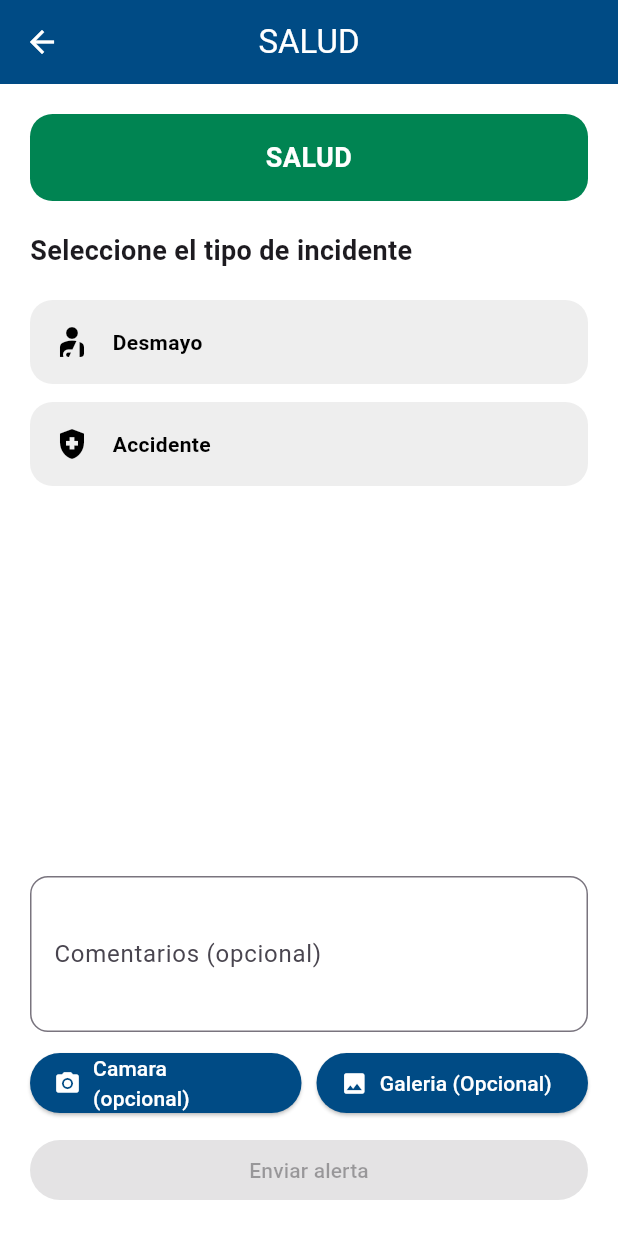
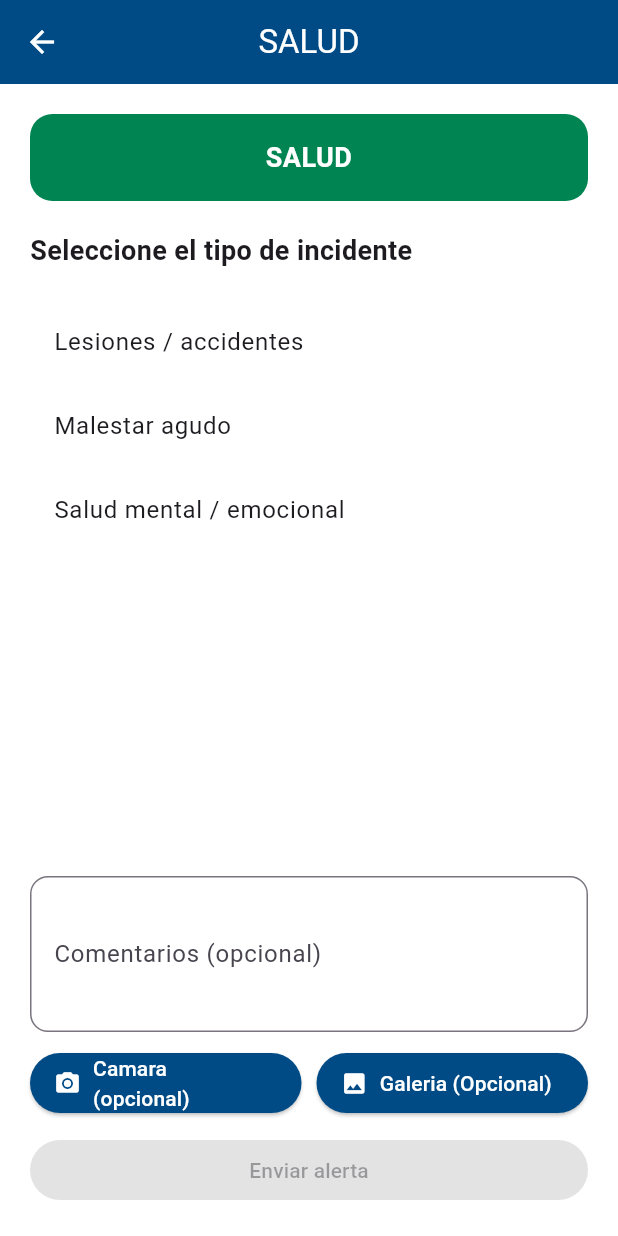
Before and after one commit to gman522/orion_front, a Flutter app: the HomeScreen screen opened by its route, after a tap on "SALUD", on a phone screen of 412 x 824 dp. Run offline on Flutter 3.47's test engine with Material 3 defaults, Android fonts, the light colour scheme and no system bars; our stand-ins replace dio, flutter_riverpod, go_router, image_picker.

Commit message:
aplicacion editada para presentacion mvp

```diff
--- a/lib/config/api_config.dart
+++ b/lib/config/api_config.dart
@@ -1,10 +1,8 @@
 class ApiConfig{
-    static const String baseUrl = 'http://localhost:3000';
+    static const String baseUrl =
+        'https://lecturer-affront-cupping.ngrok-free.dev/api/v1';
 
-    static const String categoriasEndpoint = '/categorias';
-    static const String subcategoriasEndpoint = '/subcategorias';
-    static const String incidentesEndpoint = '/incidentes';
+    static const String categoriasEndpoint = '/category';
+    static const String incidentesEndpoint = '/incident';
     static const String uploadUrlEndpoint = "/uploads/presigned";
 }
-
-//no hay back, asique no hay mucho aqui
--- /dev/null
+++ b/lib/data/mock_subcategorias.dart
@@ -0,0 +1,73 @@
+import '../models/subcategoria.dart';
+
+class MockSubcategorias{
+    static List<Subcategoria> porCategoria(int categoriaId){
+        switch (categoriaId){
+            case 1:
+                return[
+                    Subcategoria(
+                        id: 1,
+                        nombre: "Lesiones / accidentes",
+                        categoriaId: categoriaId,
+                    ),
+                    Subcategoria(
+                        id: 2,
+                        nombre: "Malestar agudo",
+                        categoriaId: categoriaId,
+                    ),
+                    Subcategoria(
+                        id: 3,
+                        nombre: "Salud mental / emocional",
+                        categoriaId: categoriaId,
+                    ),
+                ];
+
+            case 2:
+                return[
+                    Subcategoria(
+                        id: 4,
+                        nombre: "Riesgo estructural",
+                        categoriaId: categoriaId,
+                    ),
+                    Subcategoria(
+                        id: 5,
+                        nombre: "Servicios básicos",
+                        categoriaId: categoriaId,
+                    ),
+                    Subcategoria(
+                        id: 6,
+                        nombre: "Evacuación / desastre natural",
+                        categoriaId: categoriaId,
+                    ),
+                ];
+
+            case 3:
+                return[
+                    Subcategoria(
+                        id: 7,
+                        nombre: "Violencia interpersonal",
+                        categoriaId: categoriaId,
+                    ),
+                    Subcategoria(
+                        id: 8,
+                        nombre: "Delitos / conductas ilícitas",
+                        categoriaId: categoriaId,
+                    ),
+                    Subcategoria(
+                        id: 9,
+                        nombre: "Amenazas críticas",
+                        categoriaId: categoriaId,
+                    ),
+                ];
+
+            default:
+                return[
+                    Subcategoria(
+                        id: 999,
+                        nombre: "Sin categoría disponible",
+                        categoriaId: categoriaId,
+                    ),
+                ];
+        }
+    }
+}
--- a/lib/data/subcategorias_data.dart
+++ b/lib/data/subcategorias_data.dart
@@ -1,28 +1,19 @@
-import 'package:flutter/material.dart';
-
 class Subcategoria{
+    final int id;
     final String nombre;
-    final IconData icono;
+    final int categoriaId;
 
     const Subcategoria({
+        required this.id,
         required this.nombre,
-        required this.icono,
+        required this.categoriaId,
     });
+
+    factory Subcategoria.fromJson(Map<String, dynamic> json){
+        return Subcategoria(
+            id: json['id'],
+            nombre: json['nombre'],
+            categoriaId: json['categoriaId'],
+        );
+    }
 }
-
-class SubcategoriaData{
-    static const Map<String, List<Subcategoria>> data={
-        "SALUD":[
-            Subcategoria(nombre: "Desmayo", icono: Icons.personal_injury),
-            Subcategoria(nombre: "Accidente", icono: Icons.health_and_safety),
-        ],
-        "INFRAESTRUCTURA":[
-            Subcategoria(nombre: "Caida de estructura", icono: Icons.build),
-            Subcategoria(nombre: "Falla electrica", icono: Icons.electrical_services),
-        ],
-        "SEGURIDAD":[
-            Subcategoria(nombre: "Robo", icono: Icons.security),
-            Subcategoria(nombre: "Emergencia violenta", icono: Icons.warning),
-        ],
-    };
-}
--- a/lib/models/categoria.dart
+++ b/lib/models/categoria.dart
@@ -1,5 +1,5 @@
 class Categoria{
-    final String id;
+    final int id;
     final String nombre;
 
     Categoria({
--- a/lib/models/incidente_request.dart
+++ b/lib/models/incidente_request.dart
@@ -1,22 +1,22 @@
 class IncidenteRequest{
-    final String categoria;
-    final String subcategoria;
-    final String comentario;
-    final String? imagen;
+    final int subcategoriaId;
+    final String? descripcion;
+    final String estado;
+    final String prioridad;
 
     IncidenteRequest({
-        required this.categoria,
-        required this.subcategoria,
-        required this.comentario,
-        this.imagen,
+        required this.subcategoriaId,
+        this.descripcion,
+        this.estado = "pendiente",
+        this.prioridad = "alta",
     });
 
     Map<String, dynamic> toJson(){
         return{
-            "categoria": categoria,
-            "subcategoria": subcategoria,
-            "comentario": comentario,
-            "imagen": imagen,
+            "subcategoriaId": subcategoriaId,
+            "descripcion": descripcion,
+            "estado": estado,
+            "prioridad": prioridad,
         };
     }
 }
--- /dev/null
+++ b/lib/models/subcategoria.dart
@@ -0,0 +1,27 @@
+class Subcategoria{
+    final int id;
+    final String nombre;
+    final int categoriaId;
+
+    Subcategoria({
+        required this.id,
+        required this.nombre,
+        required this.categoriaId,
+    });
+
+    factory Subcategoria.fromJson(Map<String, dynamic>json){
+        return Subcategoria(
+            id: json["id"],
+            nombre: json["nombre"],
+            categoriaId: json["categoriaId"],
+        );
+    }
+
+    Map<String, dynamic> toJson(){
+        return{
+            "id":id,
+            "nombre": nombre,
+            "categoriaId":categoriaId,
+        };
+    }
+}
--- a/lib/router/app_router.dart
+++ b/lib/router/app_router.dart
@@ -18,12 +18,12 @@ final GoRouter appRouter = GoRouter(
     ),
 
     GoRoute(
-        path: '/subcategoria/:categoria',
+        path: '/subcategoria/:id',
         builder: (context, state){
-            final categoria = state.pathParameters['categoria']!;
+            final id = int.parse(state.pathParameters['id']!);
 
             return SubcategoriaScreen(
-                categoria: categoria,
+                categoriaId: id,
             );
         },
     ),
--- a/lib/screens/home_screen.dart
+++ b/lib/screens/home_screen.dart
@@ -78,7 +78,7 @@ class HomeScreen extends StatelessWidget {
               color: AppColors.verde,
               icono: Icons.favorite,
               onTap:(){
-                context.go('/subcategoria/SALUD');
+                context.go('/subcategoria/1');
               },
             ),
 
@@ -89,7 +89,7 @@ class HomeScreen extends StatelessWidget {
               color: AppColors.amarillo,
               icono: Icons.build,
               onTap:(){
-                context.go('/subcategoria/INFRAESTRUCTURA');
+                context.go('/subcategoria/2');
               },
             ),
 
@@ -100,7 +100,7 @@ class HomeScreen extends StatelessWidget {
               color: AppColors.rojo,
               icono: Icons.build,
               onTap:(){
-                context.go('/subcategoria/SEGURIDAD');
+                context.go('/subcategoria/3');
               },
             ),
           ],
--- a/lib/screens/subcategoria_screen.dart
+++ b/lib/screens/subcategoria_screen.dart
@@ -2,21 +2,21 @@ import '../repositories/categoria_repository.dart';
 import 'package:image_picker/image_picker.dart';
 import '../models/incidente_request.dart';
 import 'package:go_router/go_router.dart';
-import '../data/subcategorias_data.dart';
 import 'package:flutter/material.dart';
 import '../constants/app_strings.dart';
 import '../services/api_service.dart';
+import '../models/subcategoria.dart';
 import '../theme/app_colors.dart';
 import 'dart:io';
 
 
 
 class SubcategoriaScreen extends StatefulWidget {
-    final String categoria;
+    final int categoriaId;
 
     const SubcategoriaScreen({
         super.key,
-        required this.categoria,
+        required this.categoriaId,
     });
 
     @override
@@ -24,10 +24,13 @@ class SubcategoriaScreen extends StatefulWidget {
 }
 
 class _SubcategoriaScreenState extends State<SubcategoriaScreen>{
+    bool isLoading = false;
     final TextEditingController comentarioController = TextEditingController();
     final repo = CategoriaRepository(ApiService());
     final ImagePicker picker = ImagePicker();
-    String? seleccionada;
+    late Future<List<Subcategoria>> futureSubcategorias;
+    int? seleccionada;
+    Subcategoria? subcategoriaSeleccionada;
     String? imagenPath;
     File? imagenSeleccionada;
 
@@ -61,8 +64,15 @@ class _SubcategoriaScreenState extends State<SubcategoriaScreen>{
         }
     }
 
-    Color getColorCategoria(String categoria){
-        switch(categoria){
+    @override
+    void initState(){
+        super.initState();
+        futureSubcategorias =
+            repo.obtenerSubcategorias(widget.categoriaId);
+    }
+
+    Color getColorCategoria(String categoria) {
+        switch (categoria) {
             case "SALUD":
             return AppColors.verde;
 
@@ -77,10 +87,21 @@ class _SubcategoriaScreenState extends State<SubcategoriaScreen>{
         }
     }
 
+    String get nombreCategoria{
+        switch (widget.categoriaId){
+            case 1:
+                return "SALUD";
+            case 2:
+                return "INFRAESTRUCTURA";
+            case 3:
+                return "SEGURIDAD";
+            default:
+                return "CATEGORIA";
+        }
+    }
+
     @override
     Widget build(BuildContext context){
-        final lista = SubcategoriaData.data[widget.categoria] ?? [];
-
         return Scaffold(
             backgroundColor: Colors.white,
 
@@ -94,7 +115,7 @@ class _SubcategoriaScreenState extends State<SubcategoriaScreen>{
                         context.go('/home');
                     },
                 ),
-                title: Text(widget.categoria),
+                title: Text(nombreCategoria),
             ),
 
             body: Padding(
@@ -108,11 +129,11 @@ class _SubcategoriaScreenState extends State<SubcategoriaScreen>{
                             padding: const EdgeInsets.all(16),
                             margin: const EdgeInsets.only(bottom: 20),
                             decoration: BoxDecoration(
-                                color: getColorCategoria(widget.categoria),
+                                color: getColorCategoria(nombreCategoria.toUpperCase()),
                                 borderRadius: BorderRadius.circular(15),
                             ),
                             child: Text(
-                                widget.categoria,
+                                nombreCategoria,
                                 textAlign: TextAlign.center,
                                 style: const TextStyle(
                                     color: Colors.white,
@@ -133,51 +154,40 @@ class _SubcategoriaScreenState extends State<SubcategoriaScreen>{
                         const SizedBox(height: 20),
 
                         Expanded(
-                            child: ListView.builder(
+                            child: FutureBuilder<List<Subcategoria>>(
+                                future: futureSubcategorias,
+                                builder: (context, snapshot){
+
+                                    if(snapshot.connectionState == ConnectionState.waiting){
+                                        return const Center(child: CircularProgressIndicator());
+                                    }
+
+                                    if(snapshot.hasError){
+                                        return Center(child: Text("Error: ${snapshot.error}"));
+                                    }
+
+                                    final lista = snapshot.data ?? [];
+
+                                    return ListView.builder(
                                         itemCount: lista.length,
                                         itemBuilder: (context, index){
                                             final item = lista[index];
-                                    final isSelected = seleccionada == item.nombre;
+                                            final isSelected = seleccionada == item.id;
 
-                                    return GestureDetector(
-                                        onTap:(){
+                                            return ListTile(
+                                                tileColor: isSelected ? Colors.grey.shade300 : null,
+                                                title: Text(item.nombre),
+                                                trailing: isSelected
+                                                    ? const Icon(Icons.check_circle, color: Colors.blue)
+                                                    : null,
+                                                onTap: (){
                                                     setState((){
-                                                seleccionada = item.nombre;
+                                                        seleccionada = item.id;
+                                                        subcategoriaSeleccionada = item;
                                                     });
                                                 },
-                                        child: Container(
-                                            margin: const EdgeInsets.only(bottom: 12),
-                                            padding: const EdgeInsets.all(16),
-                                            decoration: BoxDecoration(
-                                                color: isSelected
-                                                    ? AppColors.azul
-                                                    : Colors.grey.shade200,
-                                                borderRadius: BorderRadius.circular(15),
-                                            ),
-                                            child: Row(
-                                                children:[
-
-                                                    Icon(
-                                                        item.icono,
-                                                        color: isSelected
-                                                            ? Colors.white
-                                                            : Colors.black,
-                                                    ),
-
-                                                    const SizedBox(width: 15),
-
-                                                    Text(
-                                                        item.nombre,
-                                                        style: TextStyle(
-                                                            color: isSelected
-                                                                ? Colors.white
-                                                                : Colors.black,
-                                                            fontWeight: FontWeight.bold,
-                                                        ),
-                                                    ),
-                                                ],
-                                            ),
-                                        ),
+                                            );
+                                        },
                                     );
                                 },
                             ),
@@ -232,20 +242,17 @@ class _SubcategoriaScreenState extends State<SubcategoriaScreen>{
                         SizedBox(
                             width: double.infinity,
                             child: ElevatedButton(
-                                onPressed: seleccionada == null
+                                onPressed: seleccionada == null || isLoading
                                     ? null
                                     : () async {
-                                        String? imageUrl;
                                         try{
-                                            if(imagenSeleccionada != null){
-                                                imageUrl = await repo.subirImagen(imagenSeleccionada!);
-                                            }
+                                            setState(() => isLoading = true);
 
                                             final request = IncidenteRequest(
-                                                categoria:widget.categoria,
-                                                subcategoria: seleccionada!,
-                                                comentario: comentarioController.text,
-                                                imagen: imageUrl,
+                                                subcategoriaId: seleccionada!,
+                                                descripcion: comentarioController.text.trim().isEmpty
+                                                    ? null
+                                                    : comentarioController.text.trim(),
                                             );
 
                                             await repo.crearIncidente(request);
@@ -253,20 +260,26 @@ class _SubcategoriaScreenState extends State<SubcategoriaScreen>{
                                             if(!context.mounted) return;
 
                                             context.go(
-                                                '/alerta-succes',
+                                                '/alerta-success',
                                                 extra:{
-                                                    "categoria": widget.categoria,
-                                                    "subcategoria": seleccionada,
-                                                    "comentario": comentarioController.text,
-                                                    "imagen": imageUrl,
-                                                    "ubicacion": "edificio C",//stos mecanicos
-                                                    "fecha": "20/06/2026",
-                                                    "hora": "12:00",
+                                                    "categoria": widget.categoriaId == 1
+                                                        ? "Salud"
+                                                        : widget.categoriaId == 2
+                                                            ? "Infraestructura"
+                                                            : "Seguridad",
+                                                    "subcategoria": subcategoriaSeleccionada?.nombre ?? "N/A",
+                                                    "ubicacion": "casino",
+                                                    "fecha": DateTime.now().toString(),
+                                                    "hora": TimeOfDay.now().format(context),
                                                 },
                                             );
 
                                         } catch(e){
                                             print("Error POST incidente: $e");
+                                        }finally{
+                                            if(mounted){
+                                                setState(() => isLoading = false);
+                                            }
                                         }
                                     },
                                 style: ElevatedButton.styleFrom(
--- a/lib/services/api_service.dart
+++ b/lib/services/api_service.dart
@@ -7,14 +7,23 @@ class ApiService{
             baseUrl: ApiConfig.baseUrl,
             connectTimeout: const Duration(seconds: 10),
             receiveTimeout: const Duration(seconds: 10),
+
+            headers:{
+                'ngrok-skip-browser-warning': 'true',
+                'Content-Type': 'application/json',
+            },
         ),
     );
 
     Future<Response> get(String path) async{
         try{
+            final fullUrl = "${ApiConfig.baseUrl}$path";
+            print("GET -> $fullUrl");
+
             return await _dio.get(path);
         } catch(e){
-            throw Exception("Error GET: $e");
+            print("Error GET: $e");
+            rethrow;
         }
     }
 
```
Also changed, not shown: lib/repositories/categoria_repository.dart (+14 -13 lines), lib/screens/seguimiento_screen.dart (+4 -17 lines). Lines whose indentation alone changed are shown as unchanged.
